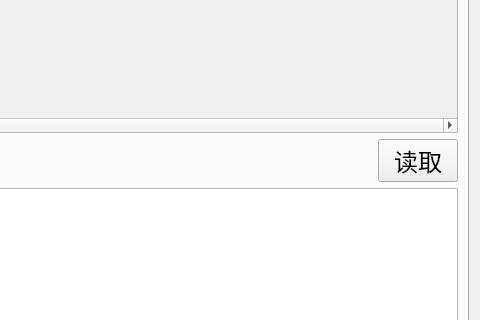
Old version of the form SummaryWidget.ui in the repository wanlong1215/test; both pictures show x 755 to 1235 and y 127 to 447 of the 1235 by 657 pixel window.
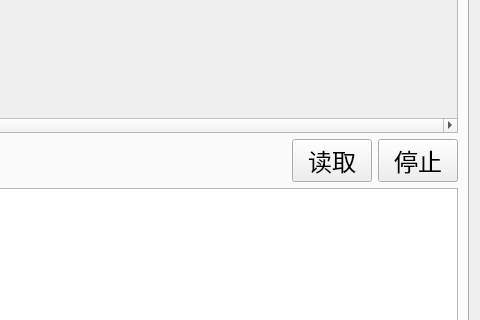
New version of the form. The open tabs and pages were chosen to show the change. Custom widgets are drawn as their Qt base class.

The edit to the form file:
```diff
--- a/SummaryWidget.ui
+++ b/SummaryWidget.ui
@@ -365,6 +365,13 @@
            </property>
           </widget>
          </item>
+         <item>
+          <widget class="QPushButton" name="btnStopRead">
+           <property name="text">
+            <string>停止</string>
+           </property>
+          </widget>
+         </item>
         </layout>
        </item>
        <item>
```
Left out of the diff: 6 changed lines with no effect on the pictures.
